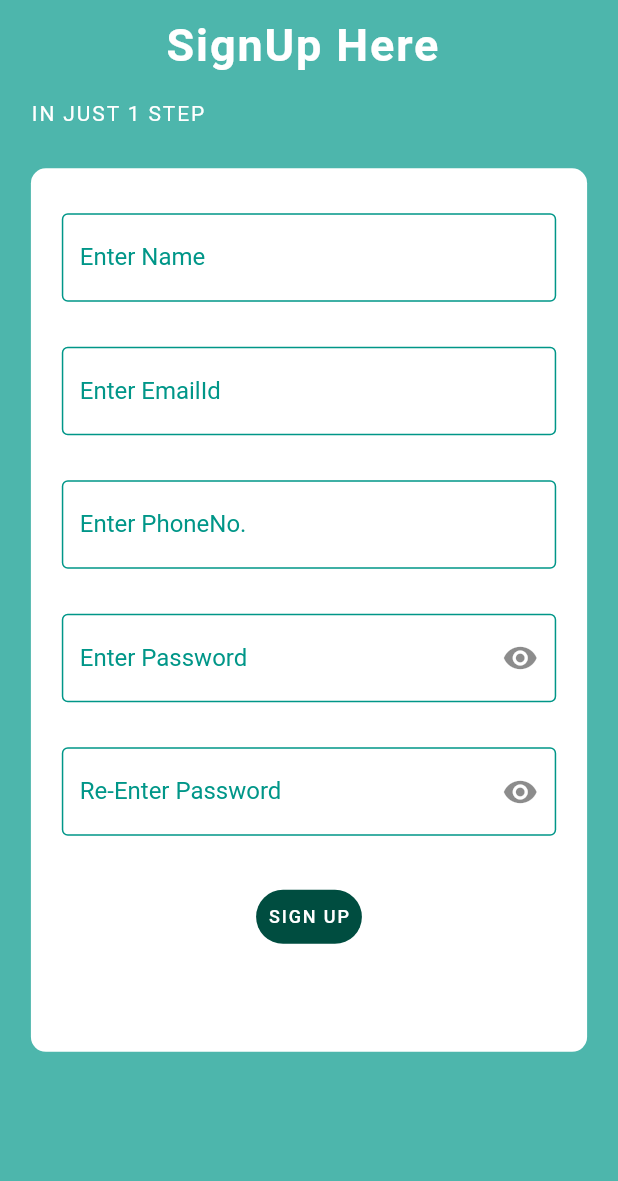
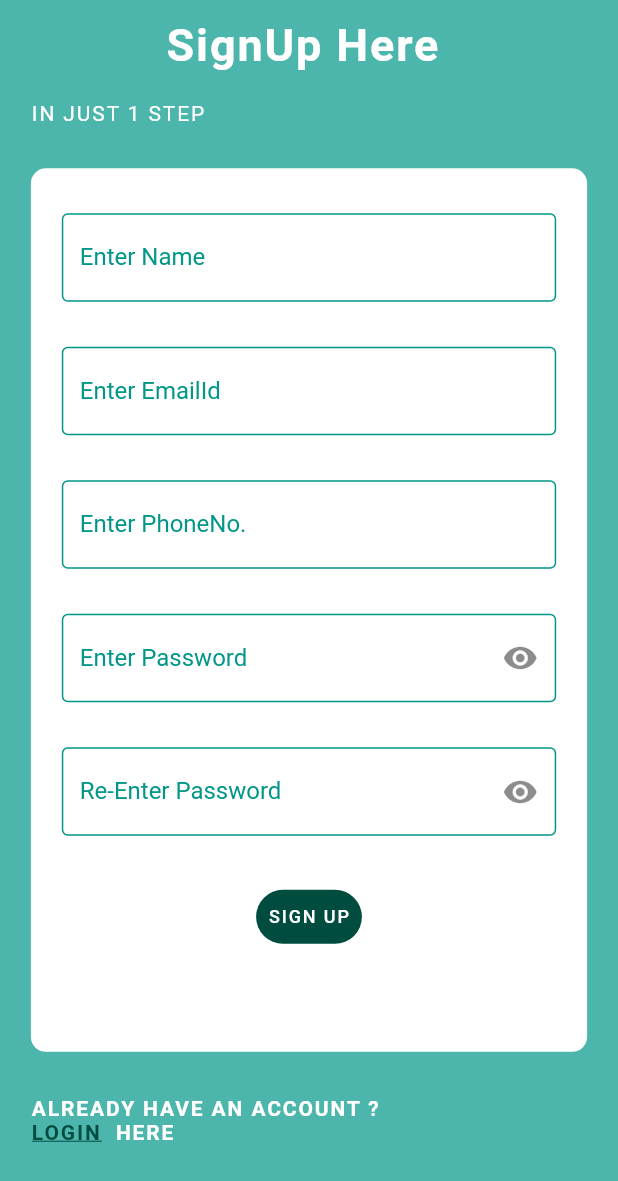
Before and after one commit to GrayMonkeyCap/plantd, a Flutter app: the signup screen opened by its route, on a phone screen of 412 x 824 dp. Shown: the top 1181 px of the screen. Run offline on Flutter 3.47's test engine with Material 2 defaults, Android fonts, the phone set to English and light mode, and no system bars; our stand-ins replace camera, firebase_auth, firebase_core, google_sign_in; accounts and stored records are empty.

Commit message:
signup-scroll implemented

```diff
--- a/lib/pages/signup.dart
+++ b/lib/pages/signup.dart
@@ -1,3 +1,4 @@
+import 'package:flutter/gestures.dart';
 import 'package:flutter/material.dart';
 import 'package:firstapp/services/auth.dart';
 
@@ -22,9 +23,10 @@ class _signupState extends State<signup> {
       child: Scaffold(
         resizeToAvoidBottomInset: false,
         body: Container(
-            height: MediaQuery.of(context).size.height,
-            width: MediaQuery.of(context).size.width,
-            color: Colors.teal[300],
+          height: MediaQuery.of(context).size.height,
+          width: MediaQuery.of(context).size.width,
+          color: Colors.teal[300],
+          child: SingleChildScrollView(
             child: Column(
               children: <Widget>[
                 Container(
@@ -228,8 +230,65 @@ class _signupState extends State<signup> {
                     ),
                   ),
                 ),
+                Row(
+                  children: [
+                    Container(
+                      margin: EdgeInsets.only(
+                          left: MediaQuery.of(context).size.width * 0.05),
+                      child: const Text(
+                        "ALREADY HAVE AN ACCOUNT ?",
+                        style: TextStyle(
+                            color: Colors.white,
+                            fontWeight: FontWeight.bold,
+                            fontSize: 14.0,
+                            letterSpacing: 1.25),
+                        textAlign: TextAlign.left,
+                      ),
+                    ),
+                  ],
+                ),
+                Row(
+                  children: [
+                    Container(
+                        margin: EdgeInsets.only(
+                            left: MediaQuery.of(context).size.width * 0.05),
+                        child: GestureDetector(
+                          child: RichText(
+                            text: TextSpan(
+                              text: '',
+                              children: <TextSpan>[
+                                TextSpan(
+                                  text: 'LOGIN',
+                                  style: TextStyle(
+                                      color: Colors.teal[900],
+                                      fontWeight: FontWeight.bold,
+                                      decoration: TextDecoration.underline,
+                                      fontSize: 14.0,
+                                      letterSpacing: 1.25),
+                                  recognizer: TapGestureRecognizer()
+                                    ..onTap = () {
+                                      Navigator.pushReplacementNamed(
+                                          context, '/login');
+                                    },
+                                ),
+                                const TextSpan(
+                                  text: '  HERE',
+                                  style: TextStyle(
+                                      color: Colors.white,
+                                      fontWeight: FontWeight.bold,
+                                      fontSize: 14.0,
+                                      letterSpacing: 1.25),
+                                ),
+                              ],
+                            ),
+                          ),
+                        ))
+                  ],
+                ),
               ],
-            )),
+            ),
+          ),
+        ),
       ),
     );
   }
```
Also changed, not shown: lib/pages/TakePictureScreen.dart (+13 -4 lines), lib/pages/home.dart (+12 -5 lines), lib/pages/previous_reports.dart (+19 -4 lines), lib/pages/report.dart (+20 -9 lines), lib/pages/title.dart (+4 -4 lines).
